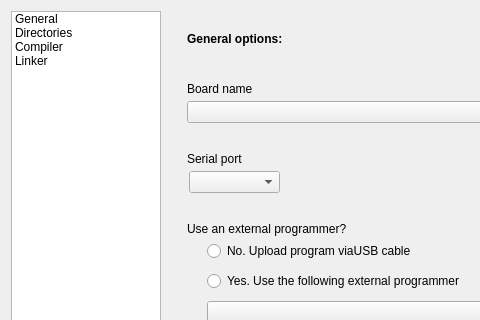
Old version of the form src/projectproperties.ui in the repository aporto/mariamole; both pictures show x 0 to 480 and y 0 to 320 of the 682 by 430 pixel window.
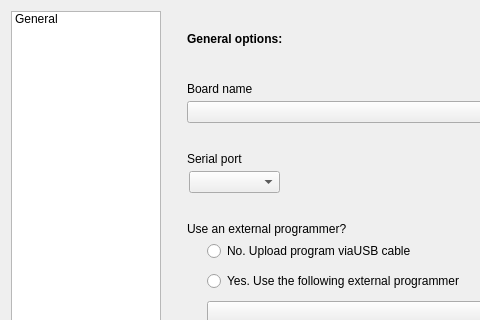
New version of the form.

Diff of the .ui file:
```diff
--- a/src/projectproperties.ui
+++ b/src/projectproperties.ui
@@ -32,21 +32,6 @@
          <string>General</string>
         </property>
        </item>
-       <item>
-        <property name="text">
-         <string>Directories</string>
-        </property>
-       </item>
-       <item>
-        <property name="text">
-         <string>Compiler</string>
-        </property>
-       </item>
-       <item>
-        <property name="text">
-         <string>Linker</string>
-        </property>
-       </item>
       </widget>
      </item>
      <item>
```
